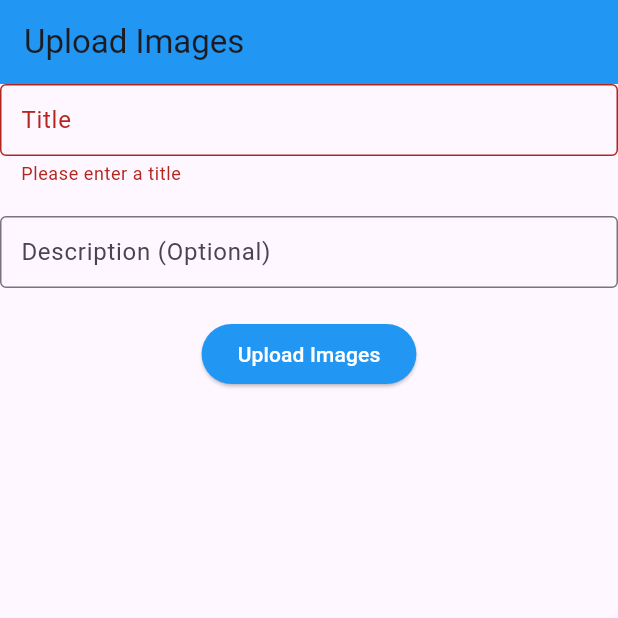
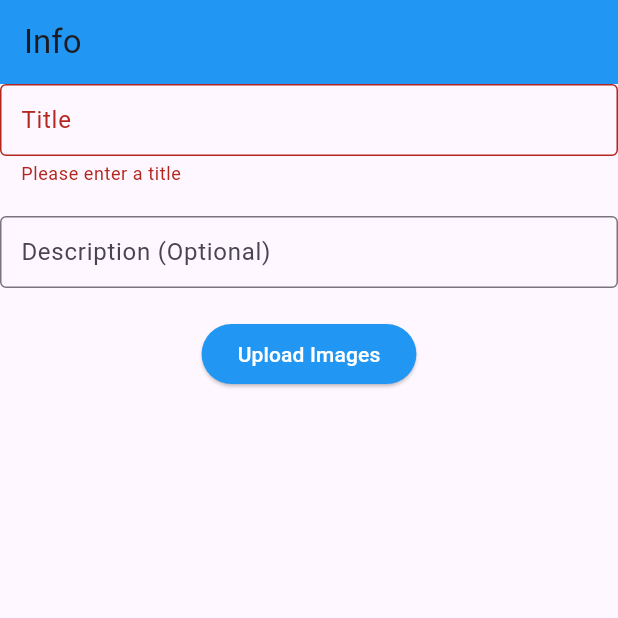
Before and after one commit to IndicVision/heallwell_image_scan, a Flutter app: the MetadataFormPage screen opened directly with empty values, after a tap on "Upload Images", on a phone screen of 412 x 824 dp, the top half of it. Run offline on Flutter 3.47's test engine with Material 3 defaults, Android fonts, the phone set to English and light mode, and no system bars; our stand-ins replace camera, flutter_dotenv, logger; missing offline and left inert: azblob; Roboto replaces fonts that are missing (Poppins).

Commit message:
mods for Lucent ai

```diff
--- a/lib/services/upload_service.dart
+++ b/lib/services/upload_service.dart
@@ -62,7 +62,7 @@
       return [leftFootImageResponse, rightFootImageResponse];
     } catch (e) {
       logger.e('Upload failed: $e');
-      throw e;
+      rethrow;
     }
   }
 
@@ -77,7 +77,7 @@
 
   Future<http.Response> _makeAzureFunctionCall(String azureFunctionUrl, String imageUrl) async {
     final Uri uri = Uri.parse('$azureFunctionUrl&imageUrl=$imageUrl');
-    final Duration timeoutDuration = Duration(minutes: 20); // Adjust based on your needs
+    const Duration timeoutDuration = Duration(minutes: 20); // Adjust based on your needs
 
     return await http.get(uri).timeout(timeoutDuration, onTimeout: () {
       // This block will be executed in case of a timeout
--- a/lib/views/camera_page.dart
+++ b/lib/views/camera_page.dart
@@ -7,9 +7,6 @@
 import 'metadata_form_page.dart';
 import 'package:logger/logger.dart';
 import 'package:flutter/services.dart';
-import 'display_image.dart';
-import '../services/upload_service.dart';
-import 'dart:convert';
 
 final GlobalKey<NavigatorState> navigatorKey = GlobalKey<NavigatorState>();
 GlobalKey _previewContainerKey = GlobalKey();
@@ -233,7 +230,7 @@
                     style: ElevatedButton.styleFrom(
                       backgroundColor: Colors.blue[800],
                     ),
-                    child: Text(leftFootImagePath == null ? 'Next' : 'Metadata', style: const TextStyle(color: Colors.white)),
+                    child: Text(leftFootImagePath == null ? 'Next' : 'Info', style: const TextStyle(color: Colors.white)),
                   ),
                 ],
               ),
--- a/lib/views/display_image.dart
+++ b/lib/views/display_image.dart
@@ -5,13 +5,13 @@
   final Uint8List leftFootImage;
   final Uint8List rightFootImage;
 
-  DisplayImagesPage({required this.leftFootImage, required this.rightFootImage});
+  const DisplayImagesPage({super.key, required this.leftFootImage, required this.rightFootImage});
 
   @override
   Widget build(BuildContext context) {
     return Scaffold(
       appBar: AppBar(
-        title: Text('Processed Images'),
+        title: const Text('Processed Images'),
       ),
       body: Center(
         child: Column(
@@ -29,7 +29,7 @@
               onPressed: () {
                 Navigator.of(context).popUntil((route) => route.isFirst);
               },
-              child: Icon(Icons.home),
+              child: const Icon(Icons.home),
             ),
           ],
         ),
--- a/lib/views/metadata_form_page.dart
+++ b/lib/views/metadata_form_page.dart
@@ -49,7 +49,7 @@
 
         logger.d("Images processed successfully.");
         ScaffoldMessenger.of(context).showSnackBar(
-          SnackBar(content: Text('Images processed successfully')),
+          const SnackBar(content: Text('Images processed successfully')),
         );
 
       } catch (e) {
@@ -58,7 +58,7 @@
         if (!mounted) return;
 
         ScaffoldMessenger.of(context).showSnackBar(
-          SnackBar(content: Text('Image processing failed, please try again')),
+          const SnackBar(content: Text('Image processing failed, please try again')),
         );
       } finally {
         if (mounted) {
@@ -75,7 +75,7 @@
   Widget build(BuildContext context) {
     // Display uploading indicator or the form based on the state
     Widget content = isUploading
-        ? Center(child: CircularProgressIndicator())
+        ? const Center(child: CircularProgressIndicator())
         : Form(
             key: _formKey,
             child: Column(
@@ -129,15 +129,15 @@
 
     return Scaffold(
       appBar: AppBar(
-        title: const Text("Upload Images", style: TextStyle(fontFamily: 'Poppins')),
+        title: Text(isUploadComplete ? "Callus Detections" : "Info", style: const TextStyle(fontFamily: 'Poppins')),
         backgroundColor: Colors.blue,
         automaticallyImplyLeading: false, // Removes the default back button
       ),
       body: content,
       floatingActionButton: isUploadComplete ? FloatingActionButton(
         onPressed: () => Navigator.popUntil(context, (route) => route.isFirst),
+        backgroundColor: Colors.blue,
         child: const Icon(Icons.home),
-        backgroundColor: Colors.blue,
       ) : null, // Display the home button only after images are uploaded
     );
   }
```
Also changed, not shown: assets/splash.png, 1 other file.
